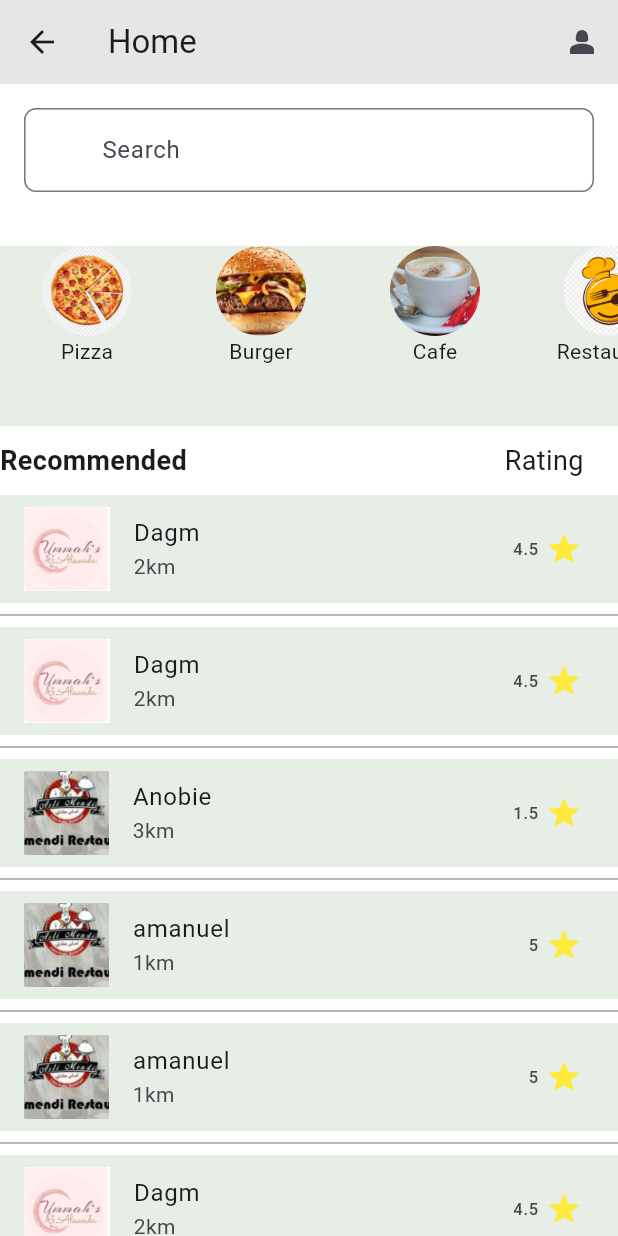
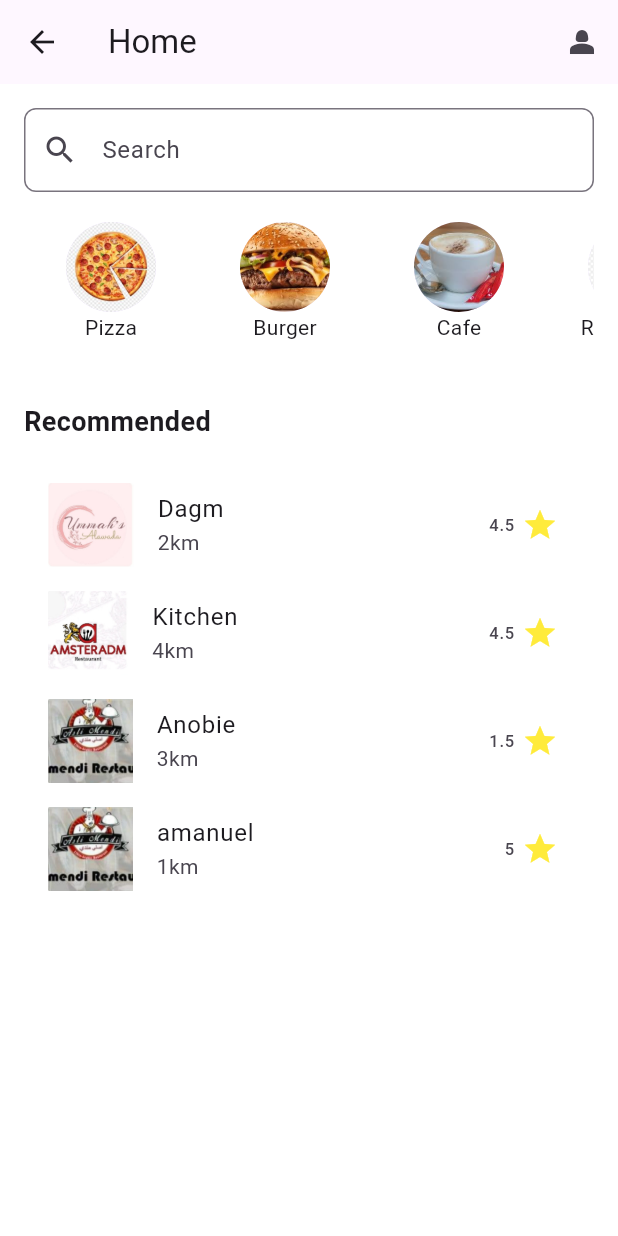
Before and after one commit to Amanuelm/Yet-foods, a Flutter app: the HomePage screen opened by its route, on a phone screen of 412 x 824 dp. Run offline on Flutter 3.47's test engine with Material 3 defaults, Android fonts, the phone set to English and light mode, and no system bars; our stand-ins replace image_picker.

Commit message:
Revert "part idk"
This reverts commit b77f390755c819db2f76bd01c2c47c002f70aed5.

```diff
--- a/my_app/lib/forgotpasspage.dart
+++ /dev/null
@@ -1,50 +0,0 @@
-import 'package:flutter/material.dart';
-
-class ForgotPasswordPage extends StatelessWidget {
-  final TextEditingController _emailController = TextEditingController();
-
-  @override
-  Widget build(BuildContext context) {
-    return Scaffold(
-      appBar: AppBar(
-        title: Text('Forgot Password'),
-      ),
-      body: Padding(
-        padding: const EdgeInsets.all(16.0),
-        child: Column(
-          mainAxisAlignment: MainAxisAlignment.center,
-          crossAxisAlignment: CrossAxisAlignment.stretch,
-          children: <Widget>[
-            TextField(
-              controller: _emailController,
-              decoration: InputDecoration(
-                labelText: 'Email',
-                border: OutlineInputBorder(),
-              ),
-              keyboardType: TextInputType.emailAddress,
-            ),
-            SizedBox(height: 20.0),
-            ElevatedButton(
-              onPressed: () {
-                final email = _emailController.text;
-                // Perform your submission logic here
-                print('Password reset email sent to $email');
-                // Optionally, show a snackbar or dialog
-                ScaffoldMessenger.of(context).showSnackBar(
-                  SnackBar(content: Text('Password reset email sent to $email')),
-                );
-              },
-              child: Text('Submit'),
-            ),
-          ],
-        ),
-      ),
-    );
-  }
-}
-
-void main() {
-  runApp(MaterialApp(
-    home: ForgotPasswordPage(),
-  ));
-}
--- a/my_app/lib/home_page.dart
+++ b/my_app/lib/home_page.dart
@@ -1,3 +1,4 @@
+// home.dart
 import 'package:flutter/material.dart';
 import 'package:my_app/Search_results.dart';
 import 'place_profile.dart'; // Make sure to import the PlaceProfile widget
@@ -9,67 +10,31 @@ final List<Map<String, String>> resData = [
     'title': 'Dagm',
     'Dis': '2km',
     'rating': '4.5',
-    'id': '3'
+    'id':'3'
   },
   {
-    'imageUrl': 'assets/res2.jpg',
-    'title': 'Dagm',
-    'Dis': '2km',
+    'imageUrl': 'assets/res1.jpg',
+    'title': 'Kitchen',
+    'Dis': '4km',
     'rating': '4.5',
-    'id': '3'
+    'id':'2'
   },
     {
     'imageUrl': 'assets/res3.jpg',
     'title': 'Anobie',
     'Dis': '3km',
     'rating': '1.5',
-    'id': '4'
+    'id':'4'
   },
   {
     'imageUrl': 'assets/res3.jpg',
     'title': 'amanuel',
     'Dis': '1km',
     'rating': '5',
-    'id': '1'
-  },
-  {
-    'imageUrl': 'assets/res3.jpg',
-    'title': 'amanuel',
-    'Dis': '1km',
-    'rating': '5',
-    'id': '1'
-  },
-  {
-    'imageUrl': 'assets/res2.jpg',
-    'title': 'Dagm',
-    'Dis': '2km',
-    'rating': '4.5',
-    'id': '3'
-  },
-  {
-    'imageUrl': 'assets/res3.jpg',
-    'title': 'amanuel',
-    'Dis': '1km',
-    'rating': '5',
-    'id': '1'
-  },
-  {
-    'imageUrl': 'assets/res2.jpg',
-    'title': 'Dagm',
-    'Dis': '2km',
-    'rating': '4.5',
-    'id': '3'
-  },
-  {
-    'imageUrl': 'assets/res3.jpg',
-    'title': 'amanuel',
-    'Dis': '1km',
-    'rating': '5',
-    'id': '1'
+    'id':'1'
   },
   // Add more items here...
 ];
-
 class HomePage extends StatelessWidget {
   const HomePage({super.key});
 
@@ -78,7 +43,6 @@ class HomePage extends StatelessWidget {
     return Scaffold(
       appBar: AppBar(
         title: const Text('Home'),
-        backgroundColor: Color.fromARGB(25, 0, 79, 3), // Change the AppBar color
         actions: [
     IconButton(
       icon: Icon(Icons.person_2), // Replace with your desired icon
@@ -92,18 +56,16 @@ class HomePage extends StatelessWidget {
   ],
       ),
       body: Container(
-        color: Colors.white, // Set the background color of the entire screen
+        color: Colors.white,
+        padding: const EdgeInsets.all(16.0),
         child: Column(
           crossAxisAlignment: CrossAxisAlignment.start,
           children: [
-            Container(
-             // color: Colors.lightBlueAccent, // Change the color of the search bar background
-              padding: const EdgeInsets.all(16.0),
-              child: TextField(
+            TextField(
   // ... other TextField properties
   decoration: InputDecoration(
     hintText: 'Search',
-                  prefixIcon: const Icon(Icons.search, color: Colors.white),
+    prefixIcon: const Icon(Icons.search),
     border: OutlineInputBorder(
       borderRadius: BorderRadius.circular(8.0),
     ),
@@ -113,69 +75,47 @@ class HomePage extends StatelessWidget {
     Navigator.push(
       context,
       MaterialPageRoute(
+
         builder: (context) => SearchResults(res: text),
       ),
     );
   },
 ),
-            ),
              const SizedBox(height: 20),
-            Container(
-             color: Color.fromARGB(25, 0, 79, 3), // Change the background color of the horizontal list
-             // padding: const EdgeInsets.symmetric(vertical: 10.0),
-              child: SizedBox(
+            SizedBox(
               height: 120,
               child: ListView(
                 scrollDirection: Axis.horizontal,
                 children: [
-                    _buildRecommendedItem('Pizza', 'assets/pizza2.jpg'),
-                    _buildRecommendedItem('Burger', 'assets/burger2.jpg'),
-                    _buildRecommendedItem('Cafe', 'assets/icafe.jpg'),
-                    _buildRecommendedItem('Restaurant', 'assets/res.png'),
-                    _buildRecommendedItem('Bar', 'assets/bar.jpg'),
+                  _buildRecommendedItem('Pizza','assets/pizza2.jpg'),
+                  _buildRecommendedItem('Burger','assets/burger2.jpg'),
+                  _buildRecommendedItem('Cafe','assets/icafe.jpg'),
+                  _buildRecommendedItem('Restaurant','assets/res.png'),
+                  _buildRecommendedItem('Bar','assets/bar.jpg'),
                 ],
               ),
             ),
-            ),
-            const SizedBox(height: 10), // Adjust spacing as needed
-            Row(
-              mainAxisAlignment: MainAxisAlignment.spaceBetween,
-              children: const [
-                Text(
+             const Text(
               "Recommended",
               style: TextStyle(fontSize: 18, fontWeight: FontWeight.bold),
             ),
-                Padding(
-                  padding: EdgeInsets.only(right: 23.0), // Adjust the padding as needed
-                  child: Text(
-                    "Rating",
-                    style: TextStyle(fontSize: 18),
-                  ),
-                ),
-              ],
-            ),
-            const SizedBox(height: 10), // Adjust spacing as needed
+            const SizedBox(height: 20),
             Expanded(
               child: ListView.builder(
-                itemCount: resData.length, // Adjust this according to your actual item count
+                itemCount: 4, // Adjust this according to your actual item count
                 itemBuilder: (context, index) {
                  final itemData = resData[index];
-                  final Color itemColor = _getItemColor(index);
 
-                  return Column(
-                    children: [
-                      InkWell(
+                 return InkWell(
+
                     onTap: () {
                       Navigator.push(
                         context,
-                            MaterialPageRoute(
-                              builder: (context) => PlaceProfile(),
-                            ),
+                        MaterialPageRoute(builder: (context) => PlaceProfile()),
                       );
                     },
-                        child: Container(
-                          color: itemColor,
-                          child: ListTile(
+
+                    child:  ListTile(
                     leading: ConstrainedBox(
                             constraints: BoxConstraints(
                             minWidth: 44,
@@ -183,52 +123,42 @@ class HomePage extends StatelessWidget {
                             maxWidth: 64,
                             maxHeight: 64,
                             ),
-                              child: Image.asset(
-                                '${itemData['imageUrl']}',
-                                fit: BoxFit.cover,
+                            child: Image.asset( '${itemData['imageUrl']}', fit: BoxFit.cover),
                             ),
-                            ),
+
+                    tileColor: Color.fromARGB(255, 64, 95, 65),
                     title: Text('${itemData['title']}'),
                     subtitle: Text('${itemData['Dis']}'),
-                            trailing: Row(
+                    trailing:  Row(
                       mainAxisSize: MainAxisSize.min,
                       children: [
                       Text('${itemData['rating']}'),
                       SizedBox(width: 5), // Add some spacing
                       Icon(Icons.star, color: Colors.yellow),
+                      const Divider(),
                 ],
               ),
                     ),
-                        ),
-                      ),
-                      Divider(color: Colors.grey),
-                    ],
+
                   );
                 },
               ),
             ),
+
           ],
         ),
       ),
     );
   }
 
-  Color _getItemColor(int index) {
-    // Define a set of colors to cycle through
-    List<Color> colors = [
-      Color.fromARGB(25, 0, 79, 3),
-    ];
-    return colors[index % colors.length]; // Cycle through the colors
-  }
-
-  Widget _buildRecommendedItem(String name, String img) {
+  Widget _buildRecommendedItem(String name,String img) {
     return Container(
       width: 100,
       margin: const EdgeInsets.symmetric(horizontal: 8.0),
       child: Column(
         children: [
           CircleAvatar(
-            radius: 30, // Adjust radius as needed
+                radius:30, // Adjust radius as needed
                 backgroundImage: AssetImage('$img'),
               ),
         Text(name),
--- a/my_app/lib/login_page.dart
+++ b/my_app/lib/login_page.dart
@@ -47,9 +47,7 @@ class LoginPage extends StatelessWidget {
               ),
               ),
             TextButton(
-              onPressed: (
-
-              ) {Navigator.pushNamed(context,'/forgot-password');},
+              onPressed: () {},
               child: const Text('Forgot password?'),
             ),
             TextButton(
--- a/my_app/lib/main.dart
+++ b/my_app/lib/main.dart
@@ -1,5 +1,4 @@
 import 'package:flutter/material.dart';
-import 'forgotpasspage.dart';
 import 'sign_up_page.dart';
 import 'login_page.dart';
 import 'home_page.dart';
@@ -25,7 +24,6 @@ class MyApp extends StatelessWidget {
         '/login': (context) => const LoginPage(),
         '/home': (context) => const HomePage(),
         '/signup': (context) => const SignUpPage(),
-        '/forgot-password': (context) => ForgotPasswordPage(),
 
 
       },
```
Lines whose indentation alone changed are shown as unchanged.
